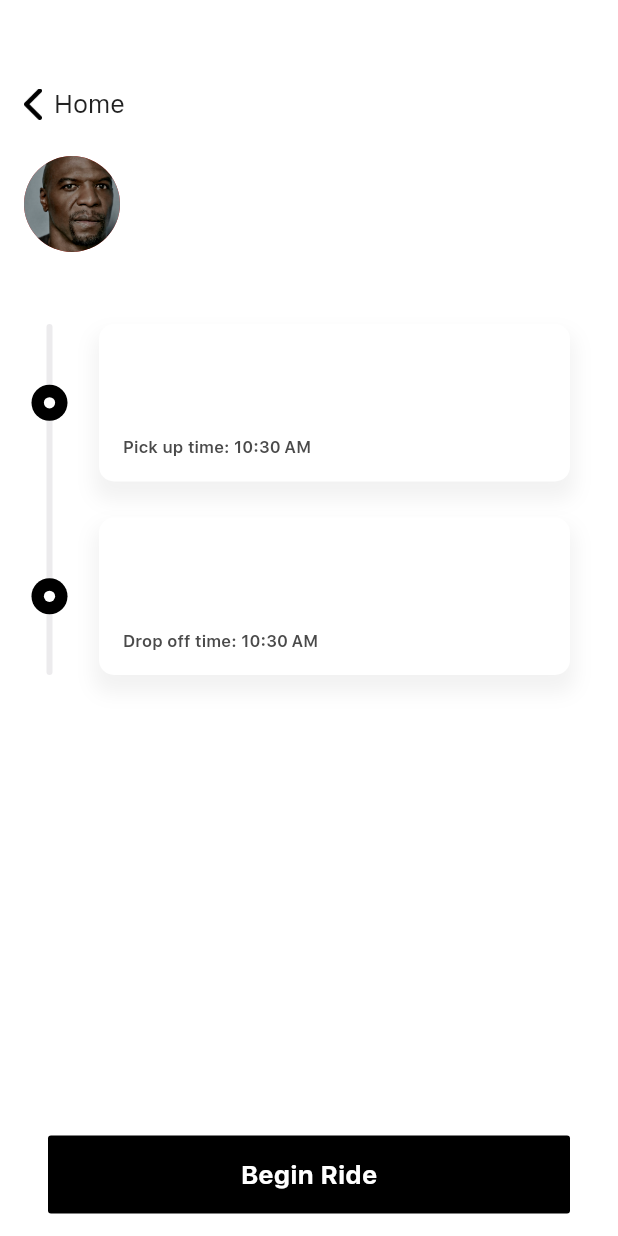
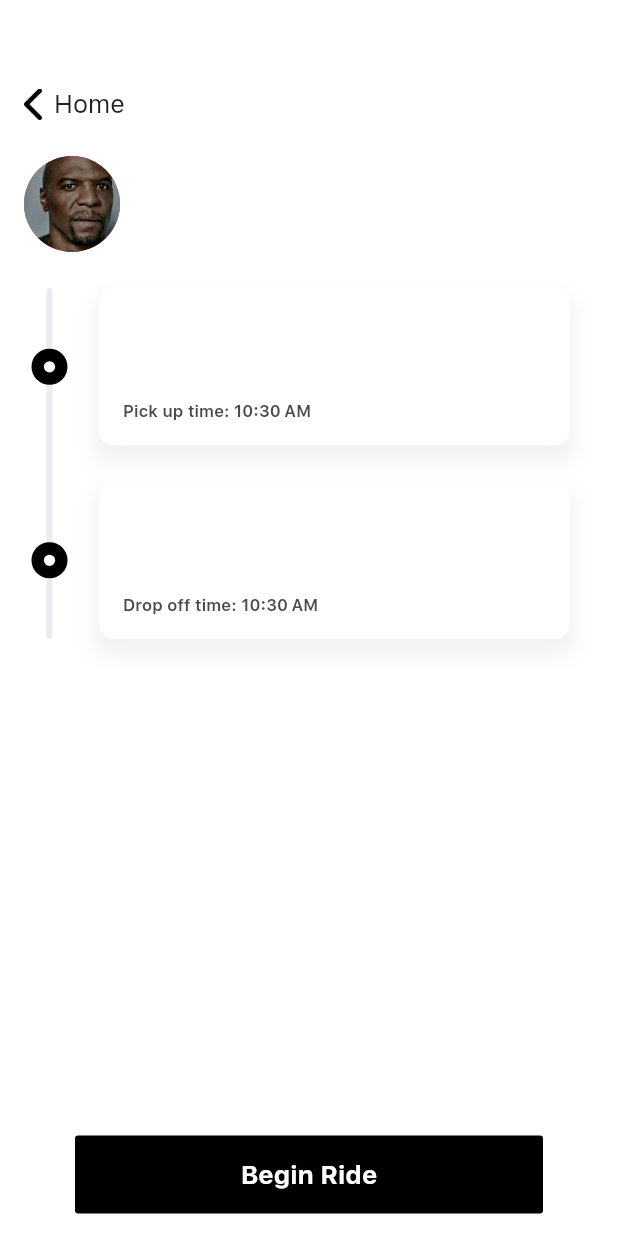
Before and after one commit to cornell-dti/carriage-driver, a Flutter app: the BeginRidePage screen opened directly with empty values, on a phone screen of 412 x 824 dp. Run offline on Flutter 3.47's test engine with Material 2 defaults, Android fonts, the phone set to English and light mode, and no system bars; drawn by our look-alikes of loading_overlay; our stand-ins replace flutter_secure_storage, flutter_svg, google_sign_in, jwt_decoder, wakelock; missing offline and left inert: geolocation, speech_bubble; accounts and stored records are empty; project files that could hold a hidden picture were left out.

Commit message:
Fixed begin page spacing and button styling + padding

```diff
--- a/lib/pages/ride-flow/BeginRidePage.dart
+++ b/lib/pages/ride-flow/BeginRidePage.dart
@@ -69,7 +69,7 @@ class _BeginRidePageState extends State<BeginRidePage> {
               crossAxisAlignment: CrossAxisAlignment.stretch,
               children: [
                 _picAndName(context),
-                SizedBox(height: 48),
+                SizedBox(height: 24),
                 RideStops(
                     ride: widget.ride, carIcon: false, largeSpacing: true),
                 Spacer(),
@@ -77,6 +77,8 @@ class _BeginRidePageState extends State<BeginRidePage> {
                   padding: EdgeInsets.symmetric(horizontal: 16),
                   child: MeasureRect(
                     onChange: widget.onContinueRectChange,
+                    child: Padding(
+                      padding: EdgeInsets.symmetric(horizontal: 18),
                       child: CButton(
                           text: "Begin Ride",
                           onPressed: () async {
@@ -102,6 +104,7 @@ class _BeginRidePageState extends State<BeginRidePage> {
                           }),
                     ),
                   ),
+                ),
               ],
             ),
           ),
--- a/lib/pages/ride-flow/OnTheWayPage.dart
+++ b/lib/pages/ride-flow/OnTheWayPage.dart
@@ -118,7 +118,7 @@ class _OnTheWayPageState extends State<OnTheWayPage> {
                   ),
                   Spacer(),
                   Container(
-                    padding: EdgeInsets.symmetric(horizontal: 32),
+                    padding: EdgeInsets.symmetric(horizontal: 34),
                     width: MediaQuery.of(context).size.width,
                     child: MeasureRect(
                       onChange: widget.onContinueRectChange,
--- a/lib/pages/ride-flow/PickUpPage.dart
+++ b/lib/pages/ride-flow/PickUpPage.dart
@@ -93,7 +93,7 @@ class _PickUpPageState extends State<PickUpPage> {
                       onChange: widget.onContinueRectChange,
                       child: Container(
                         width: MediaQuery.of(context).size.width,
-                        padding: EdgeInsets.symmetric(horizontal: 16),
+                        padding: EdgeInsets.symmetric(horizontal: 34),
                         child: CButton(
                             text: "Pick up",
                             onPressed: () async {
```
Lines whose indentation alone changed are shown as unchanged.
